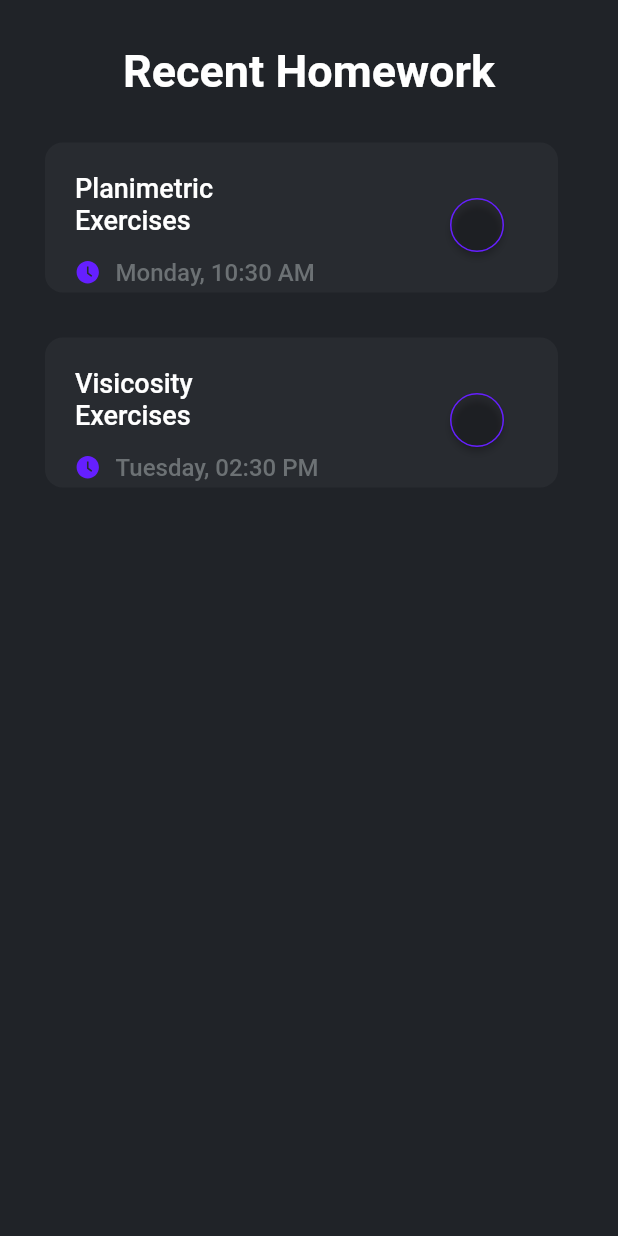
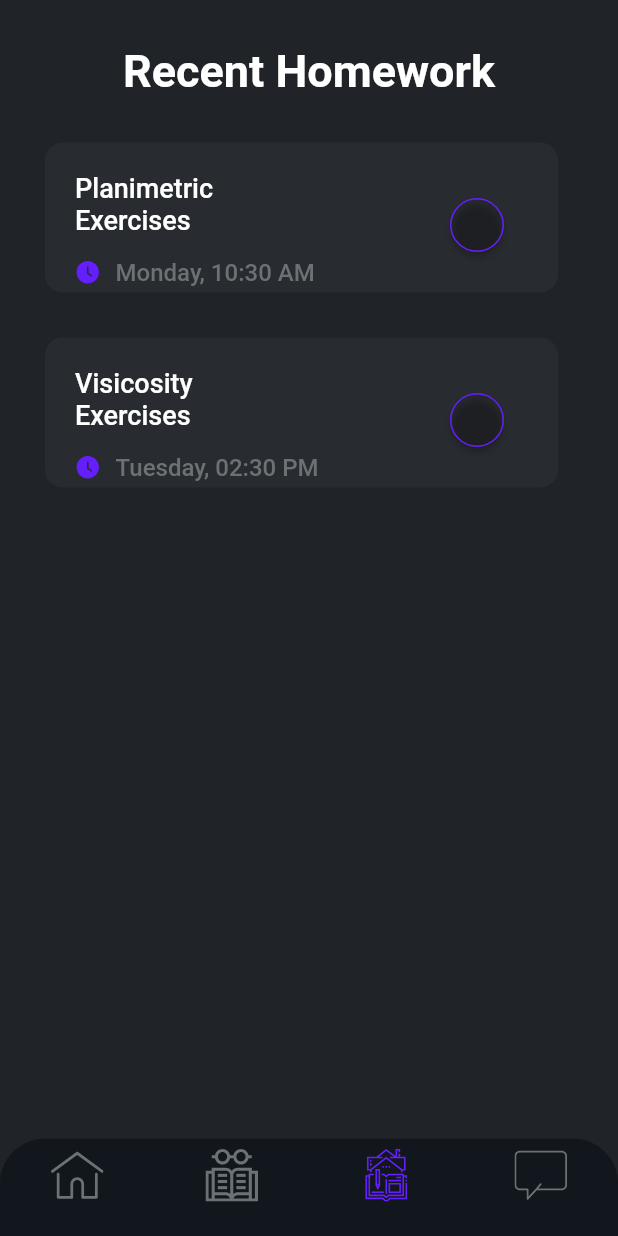
Before and after one commit to avinashkranjan/Friday, a Flutter app: the BottomNavigation screen opened directly, scrolled down 276 dp, after a tap on "View all", on a phone screen of 412 x 824 dp. Run offline on Flutter 3.47's test engine with Material 2 defaults, Android fonts, the phone set to English and light mode, and no system bars; our stand-ins replace firebase_auth, firebase_core, flutter_icons, flutter_svg, fluttertoast; accounts and stored records are empty.

Commit message:
Bug Fix navbar missing

```diff
--- a/lib/screens/home_screen.dart
+++ b/lib/screens/home_screen.dart
@@ -6,6 +6,8 @@ import 'package:class_manager/widgets/recents_homeworks.dart';
 import 'package:class_manager/screens/homework_screen.dart';
 
 class HomeScreen extends StatefulWidget {
+  final VoidCallback openHomeworkPage;
+  HomeScreen({@required this.openHomeworkPage});
   @override
   _HomeScreenState createState() => _HomeScreenState();
 }
@@ -84,10 +86,8 @@ class _HomeScreenState extends State<HomeScreen> {
                     style: TextStyle(
                         color: Theme.of(context).accentColor, fontSize: 15.0),
                   ),
-                    onPressed: () => Navigator.push(
-                        context,
-                        MaterialPageRoute(
-                            builder: (context) => HomeworkScreen()))),
+                  onPressed: () => widget.openHomeworkPage(),
+                ),
               ),
               SizedBox(height: 30.0),
             ],
--- a/lib/widgets/bottom_navigation.dart
+++ b/lib/widgets/bottom_navigation.dart
@@ -21,11 +21,20 @@ class _BottomNavigationState extends State<BottomNavigation> {
   @override
   void initState() {
     super.initState();
-    _homeScreen = HomeScreen();
+    _homeScreen = HomeScreen(
+      openHomeworkPage: openHomeworkPage,
+    );
     _classesScreen = ClassesScreen();
     _homeworkScreen = HomeworkScreen();
     _pages = [_homeScreen, _classesScreen, _homeworkScreen];
     _currentPage = _homeScreen;
+  }
+
+  void openHomeworkPage() {
+    setState(() {
+      _selectedTab = 2;
+      _currentPage = _pages[2];
+    });
   }
 
   @override
```
Lines whose indentation alone changed are shown as unchanged.
